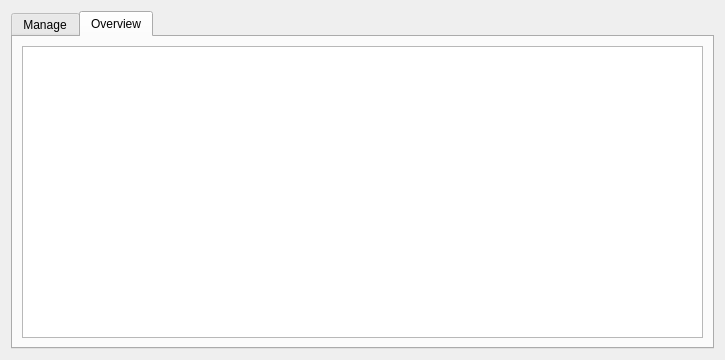
The window that src/views/ui_files/forms/security_form.ui (JakubFranek/Kapytal) describes before a commit, drawn with Qt 5.
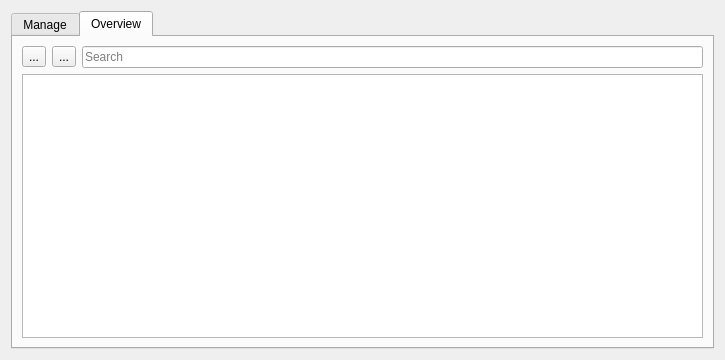
The same window after the commit. The open tabs and pages were chosen to show the change.

Commit message:
Add search bar & tool buttons to Security Overview
Remove redundant TagForm and PayeeForm properties.
Refactor TransactionsPresenter._search_filter method.

The edit to the form file:
```diff
--- a/src/views/ui_files/forms/security_form.ui
+++ b/src/views/ui_files/forms/security_form.ui
@@ -107,7 +107,32 @@
       <attribute name="title">
        <string>Overview</string>
       </attribute>
-      <layout class="QHBoxLayout" name="horizontalLayout_3">
+      <layout class="QVBoxLayout" name="verticalLayout">
+       <item>
+        <layout class="QHBoxLayout" name="overviewControlsHorizontalLayout">
+         <item>
+          <widget class="QToolButton" name="expandAllToolButton">
+           <property name="text">
+            <string>...</string>
+           </property>
+          </widget>
+         </item>
+         <item>
+          <widget class="QToolButton" name="collapseAllToolButton">
+           <property name="text">
+            <string>...</string>
+           </property>
+          </widget>
+         </item>
+         <item>
+          <widget class="QLineEdit" name="overviewSearchLineEdit">
+           <property name="placeholderText">
+            <string>Search</string>
+           </property>
+          </widget>
+         </item>
+        </layout>
+       </item>
        <item>
         <widget class="QTreeView" name="treeView">
          <property name="uniformRowHeights">
```
Left out of the diff: 14 changed lines with no effect on the pictures. The commit also changes 8 other files.
